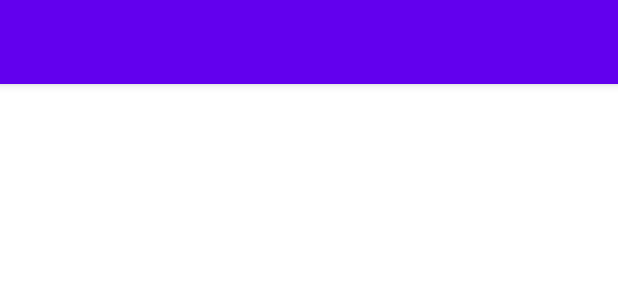
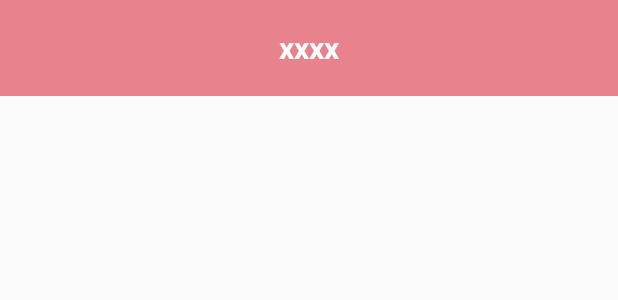
Before and after one commit to ives9999/hbc_android, an Android app: the layout activity_main.xml on its own in the app's theme, with its tools: preview values and no code run, on a phone screen of 412 x 824 dp. Shown: the top 300 px of the screen. Run offline under Robolectric (Android 15) with nearby library versions, the light colour scheme and no system bars.

Commit message:
xml top is use.

```diff
--- a/app/src/main/java/tw/com/bluemobile/hbc/MainActivity.kt
+++ b/app/src/main/java/tw/com/bluemobile/hbc/MainActivity.kt
@@ -8,6 +8,7 @@ import androidx.navigation.ui.navigateUp
 import androidx.navigation.ui.setupActionBarWithNavController
 import android.view.Menu
 import android.view.MenuItem
+import android.widget.TextView
 import androidx.core.splashscreen.SplashScreen.Companion.installSplashScreen
 import tw.com.bluemobile.hbc.databinding.ActivityMainBinding
 
@@ -22,9 +23,12 @@ class MainActivity : BaseActivity() {
 //        Thread.sleep(1000)
         val splashScreen = installSplashScreen()
 
-
         binding = ActivityMainBinding.inflate(layoutInflater)
         setContentView(binding.root)
+
+        findViewById<TextView>(R.id.title)?.let {
+            it.setText("我需要血")
+        }
 
 //        setSupportActionBar(binding.toolbar)
 
--- a/app/src/main/res/layout/activity_main.xml
+++ b/app/src/main/res/layout/activity_main.xml
@@ -1,25 +1,15 @@
 <?xml version="1.0" encoding="utf-8"?>
-<androidx.coordinatorlayout.widget.CoordinatorLayout xmlns:android="http://schemas.android.com/apk/res/android"
+<LinearLayout xmlns:android="http://schemas.android.com/apk/res/android"
     xmlns:app="http://schemas.android.com/apk/res-auto"
     xmlns:tools="http://schemas.android.com/tools"
     android:layout_width="match_parent"
     android:layout_height="match_parent"
+    android:orientation="vertical"
     tools:context=".MainActivity">
 
-    <com.google.android.material.appbar.AppBarLayout
-        android:layout_width="match_parent"
-        android:layout_height="wrap_content"
-        android:theme="@style/Theme.Hbc.AppBarOverlay">
-
-        <androidx.appcompat.widget.Toolbar
-            android:id="@+id/toolbar"
-            android:layout_width="match_parent"
-            android:layout_height="?attr/actionBarSize"
-            android:background="?attr/colorPrimary"
-            app:popupTheme="@style/Theme.Hbc.PopupOverlay" />
-
-    </com.google.android.material.appbar.AppBarLayout>
+    <include layout="@layout/top" />
 
 
 
-</androidx.coordinatorlayout.widget.CoordinatorLayout>
+
+</LinearLayout>
--- /dev/null
+++ b/app/src/main/res/layout/top.xml
@@ -0,0 +1,22 @@
+<?xml version="1.0" encoding="utf-8"?>
+<RelativeLayout xmlns:android="http://schemas.android.com/apk/res/android"
+    xmlns:app="http://schemas.android.com/apk/res-auto"
+    xmlns:tools="http://schemas.android.com/tools"
+    android:layout_width="match_parent"
+    android:layout_height="@dimen/top_height"
+    android:id="@+id/top"
+    android:background="@color/TOP">
+
+    <TextView
+        android:layout_width="wrap_content"
+        android:layout_height="wrap_content"
+        android:layout_centerInParent="true"
+        android:id="@+id/title"
+        android:text="xxxx"
+        android:textColor="@color/TOP_TITLE"
+        android:textSize="@dimen/top_title"
+        android:textStyle="bold"
+        tools:text="標題">
+    </TextView>
+
+</RelativeLayout>
--- a/app/src/main/res/values/colors.xml
+++ b/app/src/main/res/values/colors.xml
@@ -7,4 +7,8 @@
     <color name="teal_700">#FF018786</color>
     <color name="black">#FF000000</color>
     <color name="white">#FFFFFFFF</color>
+
+    <color name="TOP">#E8838D</color>
+    <color name="TOP_TITLE">#FFFFFF</color>
+    <color name="MY_BLACK">#000000</color>
 </resources>
--- a/app/src/main/res/values/dimens.xml
+++ b/app/src/main/res/values/dimens.xml
@@ -1,3 +1,6 @@
 <resources>
     <dimen name="fab_margin">16dp</dimen>
+
+    <dimen name="top_height">64dp</dimen>
+    <dimen name="top_title">20sp</dimen>
 </resources>
--- a/app/src/main/res/values/strings.xml
+++ b/app/src/main/res/values/strings.xml
@@ -9,4 +9,5 @@
 
     <string name="hello_first_fragment">Hello first fragment</string>
     <string name="hello_second_fragment">Hello second fragment. Arg: %1$s</string>
+
 </resources>
--- a/app/src/main/res/values/themes.xml
+++ b/app/src/main/res/values/themes.xml
@@ -1,28 +1,31 @@
 <resources xmlns:tools="http://schemas.android.com/tools">
     <!-- Base application theme. -->
-    <style name="Theme.Hbc" parent="Theme.MaterialComponents.DayNight.DarkActionBar">
-        <!-- Primary brand color. -->
-        <item name="colorPrimary">@color/purple_500</item>
-        <item name="colorPrimaryVariant">@color/purple_700</item>
-        <item name="colorOnPrimary">@color/white</item>
-        <!-- Secondary brand color. -->
-        <item name="colorSecondary">@color/teal_200</item>
-        <item name="colorSecondaryVariant">@color/teal_700</item>
-        <item name="colorOnSecondary">@color/black</item>
-        <!-- Status bar color. -->
-        <item name="android:statusBarColor" tools:targetApi="l">?attr/colorPrimaryVariant</item>
+    <style name="Theme.Hbc" parent="Theme.AppCompat.Light.NoActionBar">
         <!-- Customize your theme here. -->
+        <item name="windowActionBar">false</item>
+        <item name="windowNoTitle">true</item>
+        <item name="android:actionButtonStyle">@style/MyActionBarButtonStyle</item>
+        <item name="actionButtonStyle">@style/MyActionBarButtonStyle</item>
+        <item name="colorPrimaryDark">@color/TOP</item>
     </style>
+
+    <style name="MyActionBarButtonStyle" parent="Widget.AppCompat.ActionButton">
+        <item name="android:minWidth">30dip</item>
+        <item name="android:maxWidth">80dip</item>
+        <item name="android:width">60dip</item>
+    </style>
+
+    <style name="Theme.Hbc.AppBarOverlay" parent="ThemeOverlay.AppCompat.Dark.ActionBar">
+        <item name="android:textColor">@color/MY_BLACK</item>
+    </style>
+
+    <style name="Theme.Hbc.PopupOverlay" parent="ThemeOverlay.AppCompat.Light" />
 
     <style name="Theme.Hbc.NoActionBar">
         <item name="windowActionBar">false</item>
         <item name="windowNoTitle">true</item>
     </style>
 
-    <style name="Theme.Hbc.AppBarOverlay" parent="ThemeOverlay.AppCompat.Dark.ActionBar" />
-
-    <style name="Theme.Hbc.PopupOverlay" parent="ThemeOverlay.AppCompat.Light" />
-
     <style name="Theme.App.SplashScreen" parent="Theme.SplashScreen">
         <item name="windowSplashScreenBackground">@color/black</item>
         <item name="postSplashScreenTheme">@style/Theme.Hbc.NoActionBar</item>
```
Also changed, not shown: app/src/main/java/tw/com/bluemobile/hbc/FirstFragment.kt (deleted, +0 -44 lines), app/src/main/java/tw/com/bluemobile/hbc/SecondFragment.kt (deleted, +0 -44 lines), app/src/main/res/layout/fragment_first.xml (deleted, +0 -28 lines), app/src/main/res/layout/fragment_second.xml (deleted, +0 -27 lines).
